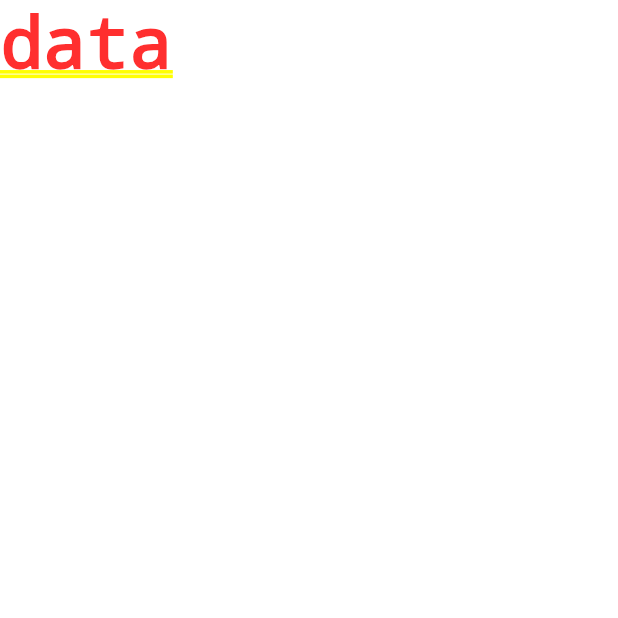
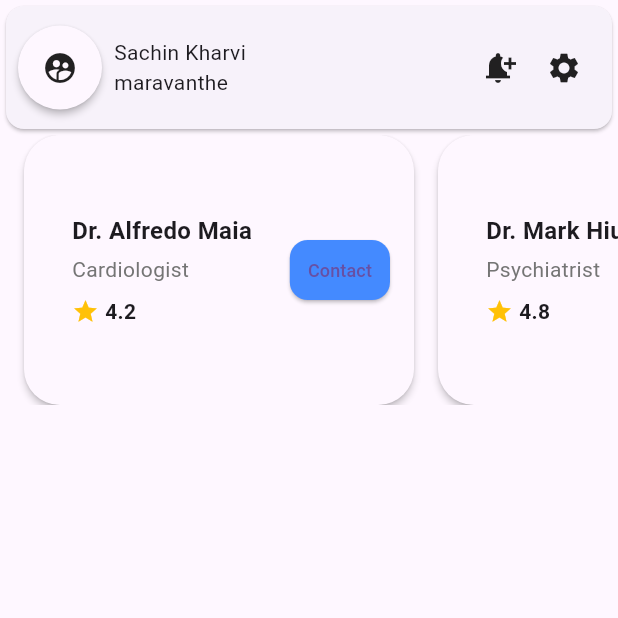
Before and after one commit to MatrixCode333/Flutter, a Flutter app: the screen it shows after launch, on a phone screen of 412 x 824 dp, the top half of it. Run offline on Flutter 3.47's test engine with Material 3 defaults, Android fonts, the phone set to English and light mode, and no system bars; our stand-ins replace flutter_bloc.

Commit message:
demon ui

```diff
--- a/lib/presentation/home/view /screen/home_screen.dart
+++ b/lib/presentation/home/view /screen/home_screen.dart
@@ -1,4 +1,7 @@
 import 'package:flutter/cupertino.dart';
+import 'package:flutter/material.dart';
+import 'package:projrct/presentation/home/view%20/widget/doctor_list_widget.dart';
+import 'package:projrct/utils/common_widget/common_app_bar.dart';
 
 class HomeScreen extends StatefulWidget {
   const HomeScreen({super.key});
@@ -8,8 +11,61 @@ class HomeScreen extends StatefulWidget {
 }
 
 class _HomeScreenState extends State<HomeScreen> {
+
+  final doctors = [
+    {
+      'name': 'Dr. Alfredo Maia',
+      'specialty': 'Cardiologist',
+      'rating': 4.2,
+      'image': 'https://via.placeholder.com/150'
+    },
+    {
+      'name': 'Dr. Mark Hius',
+      'specialty': 'Psychiatrist',
+      'rating': 4.8,
+      'image': 'https://via.placeholder.com/150'
+    },
+    {
+      'name': 'Dr. Mark Hius',
+      'specialty': 'Psychiatrist',
+      'rating': 4.8,
+      'image': 'https://via.placeholder.com/150'
+    },
+  ];
+
   @override
   Widget build(BuildContext context) {
-    return Text("data");
+    return Scaffold(
+      appBar: PreferredSize(
+        preferredSize:  Size.fromHeight(90),
+        child: CommonAppBar(title: 'Profile'),
+      ),
+      body: Column(
+        children: [
+        SizedBox(
+        height: 180,
+        child: ListView.builder(
+          scrollDirection: Axis.horizontal,
+          padding: const EdgeInsets.symmetric(horizontal: 16),
+          itemCount: doctors.length,
+          itemBuilder: (context, index) {
+            final doctor = doctors[index];
+            return Container(
+              width: 260,
+              margin: const EdgeInsets.only(right: 16),
+              child: DoctorCard(
+                onTap: (){},
+                name: doctor['name'].toString()!,
+                specialty: doctor['specialty'].toString()!,
+                rating: doctor['rating'] as double,
+                imageUrl: doctor['image'].toString()!,
+              ),
+            );
+          },
+        ),
+      )
+        ],
+      ),
+    );
   }
 }
--- /dev/null
+++ b/lib/presentation/home/view /widget/doctor_list_widget.dart
@@ -0,0 +1,70 @@
+import 'package:flutter/material.dart';
+
+class DoctorCard extends StatelessWidget {
+  final String name;
+  final String specialty;
+  final double rating;
+  final String imageUrl;
+  final GestureTapCallback? onTap;
+
+
+  const DoctorCard({
+    required this.name,
+    required this.specialty,
+    required this.rating,
+    required this.imageUrl,
+    required this.onTap
+  });
+
+  @override
+  Widget build(BuildContext context) {
+    return Material(
+      elevation: 2,
+      borderRadius: BorderRadius.circular(24),
+      color: Theme.of(context).colorScheme.surface,
+      child: InkWell(
+        borderRadius: BorderRadius.circular(24),
+        onTap: onTap,
+        child: Padding(
+          padding: const EdgeInsets.all(16),
+          child: Row(
+            children: [
+
+              const SizedBox(width: 16),
+              Expanded(
+                child: Column(
+                  mainAxisAlignment: MainAxisAlignment.center,
+                  crossAxisAlignment: CrossAxisAlignment.start,
+                  children: [
+                    Text(name,
+                        style: const TextStyle(fontWeight: FontWeight.bold, fontSize: 16)),
+                    const SizedBox(height: 4),
+                    Text(specialty, style: TextStyle(color: Colors.grey[600])),
+                    const SizedBox(height: 8),
+                    Row(
+                      children: [
+                        const Icon(Icons.star, color: Colors.amber, size: 18),
+                        const SizedBox(width: 4),
+                        Text(rating.toStringAsFixed(1),
+                            style: const TextStyle(fontWeight: FontWeight.w600)),
+                      ],
+                    ),
+                  ],
+                ),
+              ),
+              ElevatedButton(
+                onPressed: () {},
+                style: ElevatedButton.styleFrom(
+                  shape: RoundedRectangleBorder(borderRadius: BorderRadius.circular(12)),
+                  backgroundColor: Colors.blueAccent,
+                  padding: const EdgeInsets.symmetric(horizontal: 12, vertical: 8),
+                ),
+                child: const Text('Contact', style: TextStyle(fontSize: 12)),
+              ),
+            ],
+          ),
+        ),
+      ),
+    );
+  }
+}
--- /dev/null
+++ b/lib/utils/common_widget/common_app_bar.dart
@@ -0,0 +1,58 @@
+import 'package:flutter/material.dart';
+import 'package:projrct/utils/common_widget/common_card_widget.dart';
+
+class CommonAppBar extends StatelessWidget implements PreferredSizeWidget {
+  final String title;
+  final bool centerTitle;
+  final List<Widget>? actions;
+  final Widget? leading;
+  final Color? backgroundColor;
+  final double elevation;
+
+  const CommonAppBar({
+    super.key,
+    required this.title,
+    this.centerTitle = true,
+    this.actions,
+    this.leading,
+    this.backgroundColor,
+    this.elevation = 0,
+  });
+
+  @override
+  Widget build(BuildContext context) {
+    return Card(
+      child: Row(
+        mainAxisAlignment: MainAxisAlignment.spaceBetween,
+        children: [
+          Row(
+            crossAxisAlignment: CrossAxisAlignment.center,
+            children: [
+              CommonCard(child: Icon(Icons.supervised_user_circle_rounded),borderRadius: 50,),
+              Column(
+                crossAxisAlignment: CrossAxisAlignment.start,
+                mainAxisAlignment: MainAxisAlignment.center,
+                children: [
+                  Text("Sachin Kharvi"),
+                  Text("maravanthe")
+                ],
+              )
+            ],
+          ),
+          Row(
+            children: [
+              Icon(Icons.notification_add),
+              SizedBox(width: 20,),
+              Icon(Icons.settings),
+              SizedBox(width: 20,),
+
+            ],
+          )
+        ],
+      ),
+    );
+  }
+
+  @override
+  Size get preferredSize => const Size.fromHeight(kToolbarHeight);
+}
--- /dev/null
+++ b/lib/utils/common_widget/common_card_widget.dart
@@ -0,0 +1,45 @@
+import 'package:flutter/material.dart';
+
+class CommonCard extends StatelessWidget {
+  final Widget child;
+  final EdgeInsetsGeometry padding;
+  final EdgeInsetsGeometry margin;
+  final Color? color;
+  final double borderRadius;
+  final double elevation;
+  final VoidCallback? onTap;
+
+  const CommonCard({
+    super.key,
+    required this.child,
+    this.padding = const EdgeInsets.all(16),
+    this.margin = const EdgeInsets.all(8),
+    this.color,
+    this.borderRadius = 16,
+    this.elevation = 2,
+    this.onTap,
+  });
+
+  @override
+  Widget build(BuildContext context) {
+    final cardColor = color ?? Theme.of(context).colorScheme.surface;
+
+    return Container(
+      margin: margin,
+      child: Material(
+        color: cardColor,
+        elevation: elevation,
+        borderRadius: BorderRadius.circular(borderRadius),
+        clipBehavior: Clip.antiAlias,
+        child: InkWell(
+          onTap: onTap,
+          borderRadius: BorderRadius.circular(borderRadius),
+          child: Padding(
+            padding: padding,
+            child: child,
+          ),
+        ),
+      ),
+    );
+  }
+}
```
Also changed, not shown: 1 other file.
